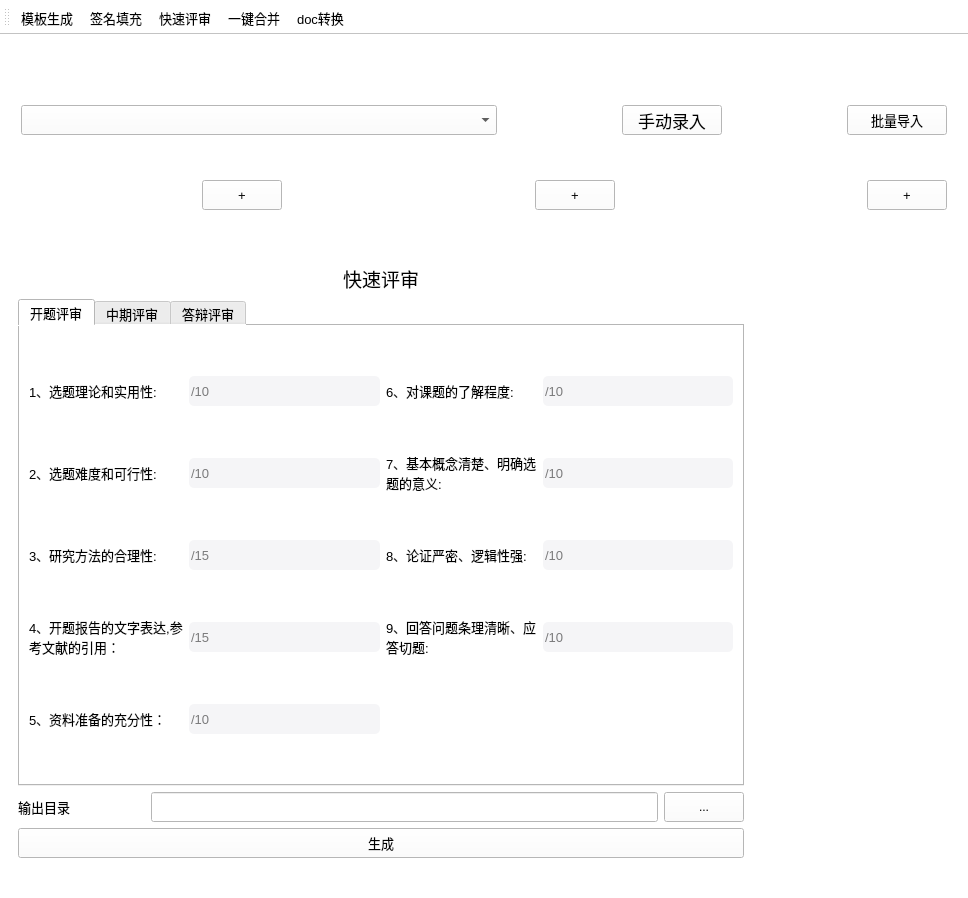
deoxyribonucleic-acid/doc_automation, file ui/main_ui_teacher.ui: the form before one commit.
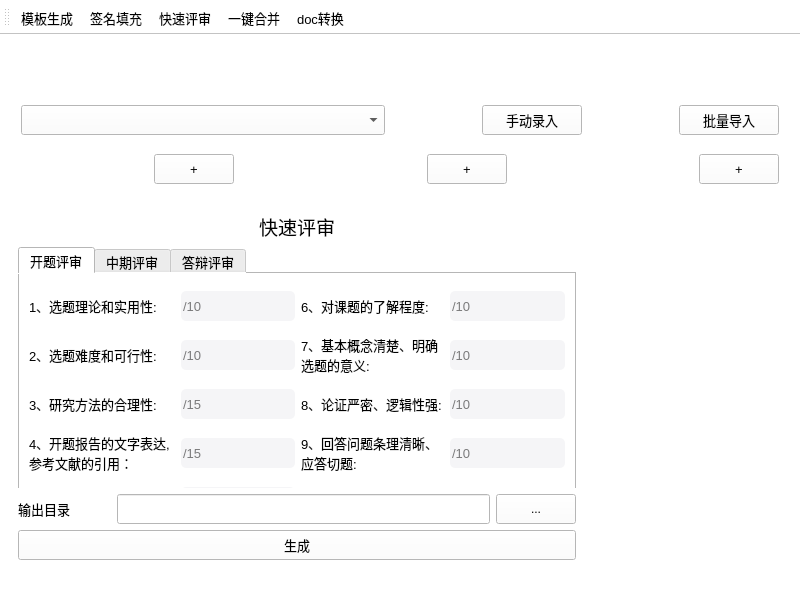
The form after the commit. Icons and pictures are not drawn.

Commit message: Change the default size of window

What changed in the file:
```diff
--- a/ui/main_ui_teacher.ui
+++ b/ui/main_ui_teacher.ui
@@ -6,8 +6,8 @@
    <rect>
     <x>0</x>
     <y>0</y>
-    <width>968</width>
-    <height>898</height>
+    <width>800</width>
+    <height>600</height>
    </rect>
   </property>
   <property name="sizePolicy">
@@ -220,15 +220,12 @@
                  <property name="font">
                   <font>
                    <family>Segoe UI</family>
-                   <pointsize>13</pointsize>
+                   <pointsize>10</pointsize>
                    <weight>50</weight>
                    <italic>false</italic>
                    <bold>false</bold>
                   </font>
                  </property>
-                 <property name="styleSheet">
-                  <string notr="true">font: 13pt &quot;思源黑体 CN Normal&quot;;</string>
-                 </property>
                  <property name="text">
                   <string>手动录入</string>
                  </property>
@@ -1604,8 +1601,8 @@
                 <rect>
                  <x>0</x>
                  <y>0</y>
-                 <width>706</width>
-                 <height>459</height>
+                 <width>554</width>
+                 <height>253</height>
                 </rect>
                </property>
                <property name="sizePolicy">
```
Left out of the diff: 4 changed lines with no effect on the pictures. The commit also changes 1 other file.
